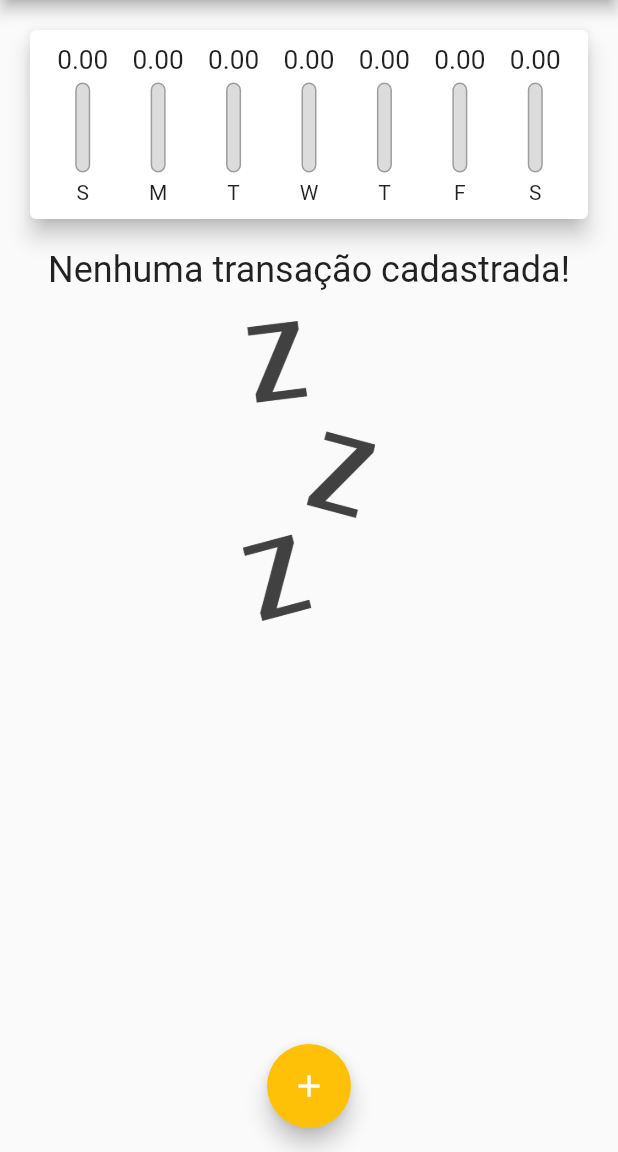
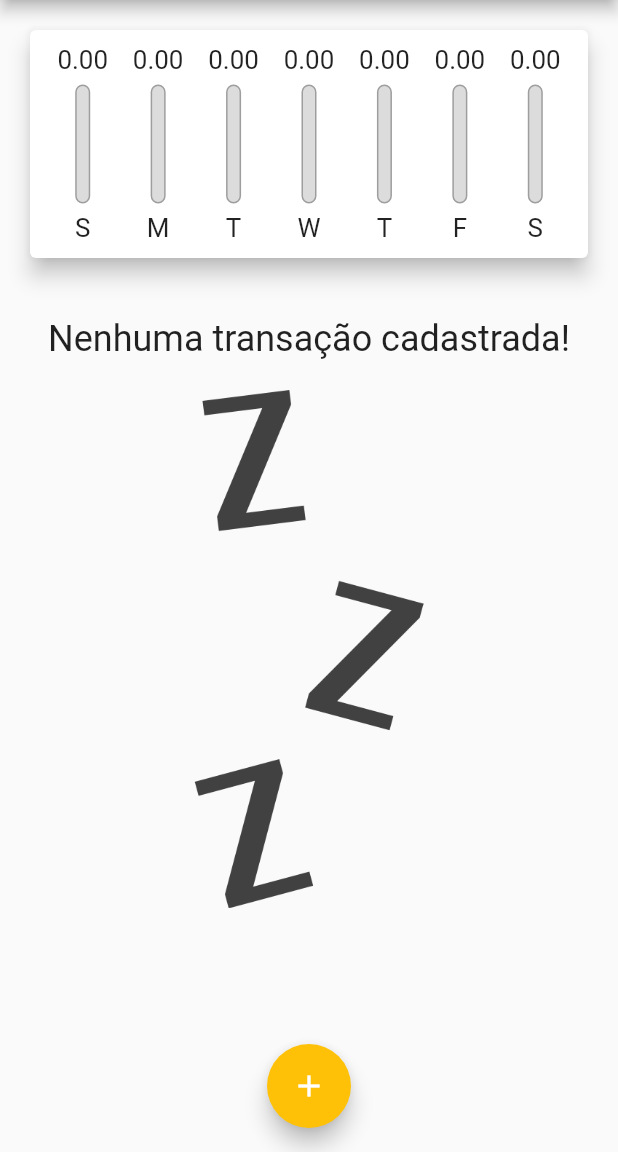
Before and after one commit to IgorAtilar/expenses, a Flutter app: the screen it shows after launch, on a phone screen of 412 x 824 dp, the part 84-1236 px from its top. Run offline on Flutter 3.47's test engine with Material 2 defaults, Android fonts, the phone set to English and light mode, and no system bars.

Commit message:
add landscape layout

```diff
--- a/lib/components/chart_bar.dart
+++ b/lib/components/chart_bar.dart
@@ -14,15 +14,17 @@ class ChartBar extends StatelessWidget {
 
   @override
   Widget build(BuildContext context) {
+    return LayoutBuilder(
+      builder: (ctx, constraints) {
         return Column(
           children: [
             SizedBox(
-          height: 20,
+              height: constraints.maxHeight * 0.15,
               child: FittedBox(child: Text(value.toStringAsFixed(2))),
             ),
-        const SizedBox(height: 5),
+            SizedBox(height: constraints.maxHeight * 0.05),
             SizedBox(
-          height: 60,
+              height: constraints.maxHeight * 0.6,
               width: 10,
               child: Stack(alignment: Alignment.bottomCenter, children: [
                 Container(
@@ -43,9 +45,14 @@ class ChartBar extends StatelessWidget {
                 ),
               ]),
             ),
-        const SizedBox(height: 5),
-        Text(label),
+            SizedBox(height: constraints.maxHeight * 0.05),
+            SizedBox(
+              height: constraints.maxHeight * 0.15,
+              child: FittedBox(child: Text(label)),
+            ),
           ],
+        );
+      },
     );
   }
 }
--- a/lib/components/transaction_list.dart
+++ b/lib/components/transaction_list.dart
@@ -16,24 +16,31 @@ class Transactionlist extends StatelessWidget {
 
   @override
   Widget build(BuildContext context) {
-    return SizedBox(
-      height: 430,
-      child: transactions.isEmpty
-          ? Column(
+    return transactions.isEmpty
+        ? LayoutBuilder(
+            builder: (ctx, constraints) {
+              return Column(
                 children: [
+                  const SizedBox(
+                    height: 20,
+                  ),
                   Text(
                     'Nenhuma transação cadastrada!',
                     style: Theme.of(context).textTheme.headlineSmall,
                   ),
-                const SizedBox(height: 20),
+                  const SizedBox(
+                    height: 20,
+                  ),
                   SizedBox(
-                  height: 200,
+                    height: constraints.maxHeight * 0.6,
                     child: Image.asset(
                       'assets/images/waiting.png',
                       fit: BoxFit.cover,
                     ),
                   )
                 ],
+              );
+            },
           )
         : ListView.builder(
             itemCount: transactions.length,
@@ -73,7 +80,6 @@ class Transactionlist extends StatelessWidget {
                 ),
               );
             },
-            ),
           );
   }
 }
--- a/lib/main.dart
+++ b/lib/main.dart
@@ -1,6 +1,7 @@
 // ignore_for_file: library_private_types_in_public_api
 
 import 'package:flutter/material.dart';
+import 'package:flutter/services.dart';
 import 'dart:math';
 import './components/transaction_form.dart';
 import './components/transaction_list.dart';
@@ -16,6 +17,12 @@ class ExpensesApp extends StatelessWidget {
   @override
   Widget build(BuildContext context) {
     final ThemeData theme = ThemeData();
+
+    SystemChrome.setPreferredOrientations([
+      DeviceOrientation.landscapeLeft,
+      DeviceOrientation.landscapeRight,
+      DeviceOrientation.portraitUp,
+    ]);
 
     return MaterialApp(
       home: const HomePage(),
@@ -53,6 +60,7 @@ class HomePage extends StatefulWidget {
 
 class _HomePage extends State<HomePage> {
   final List<Transaction> _transactions = [];
+  bool _showChart = false;
 
   List<Transaction> get _recentTransactions =>
       _transactions.where((transaction) {
@@ -95,26 +103,54 @@ class _HomePage extends State<HomePage> {
 
   @override
   Widget build(BuildContext context) {
-    return Scaffold(
-      appBar: AppBar(
-        title: const Text('Despesas Pessoais'),
+    bool isLandscape =
+        MediaQuery.of(context).orientation == Orientation.landscape;
+
+    final appBar = AppBar(
+      title: const Text(
+        'Despesas Pessoais',
+      ),
       actions: <Widget>[
+        if (isLandscape)
+          IconButton(
+            icon: Icon(_showChart ? Icons.list : Icons.show_chart),
+            onPressed: () {
+              setState(() {
+                _showChart = !_showChart;
+              });
+            },
+          ),
         IconButton(
           icon: const Icon(Icons.add),
           onPressed: () => _openTransactionFormModal(context),
         ),
       ],
-      ),
+    );
+
+    final avaialableHeight = MediaQuery.of(context).size.height -
+        appBar.preferredSize.height -
+        MediaQuery.of(context).padding.top;
+
+    return Scaffold(
+      appBar: appBar,
       body: SingleChildScrollView(
         child: Column(
           crossAxisAlignment: CrossAxisAlignment.stretch,
           children: <Widget>[
-            Chart(
+            if (_showChart || !isLandscape)
+              SizedBox(
+                height: avaialableHeight * (isLandscape ? 0.75 : 0.25),
+                child: Chart(
                   recentTransactions: _recentTransactions,
                 ),
-            Transactionlist(
+              ),
+            if (!_showChart || !isLandscape)
+              SizedBox(
+                height: avaialableHeight * 0.75,
+                child: Transactionlist(
                     transactions: _transactions,
                     onRemoveTransaction: _removeTransaction),
+              ),
           ],
         ),
       ),
```
Lines whose indentation alone changed are shown as unchanged.
